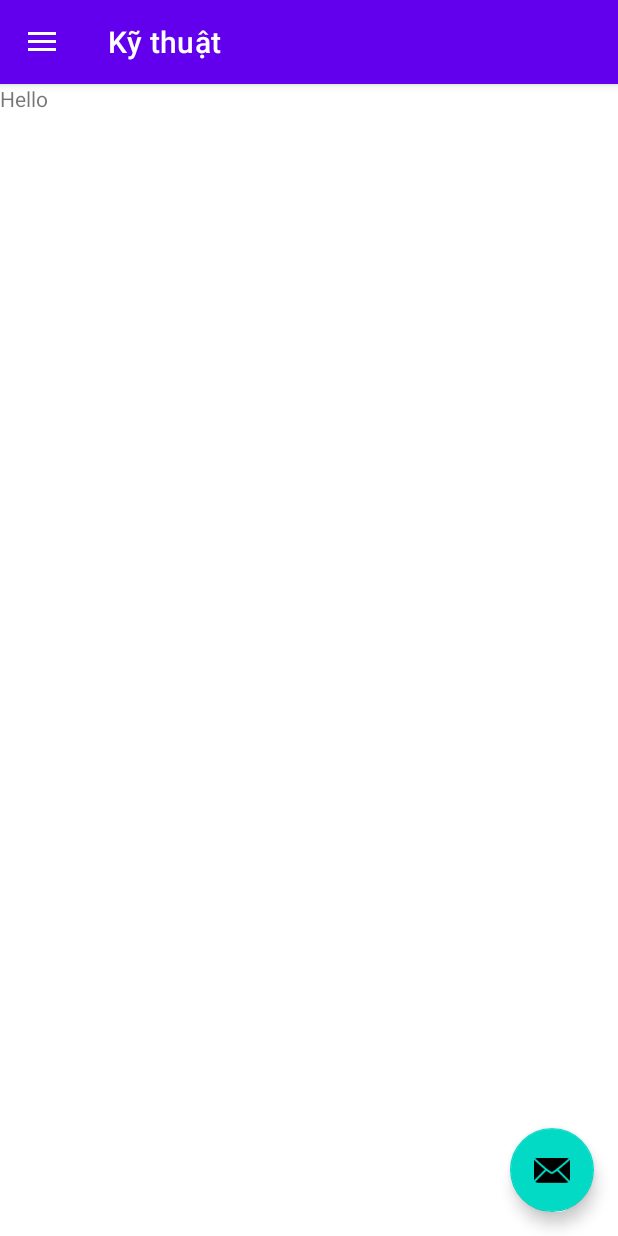
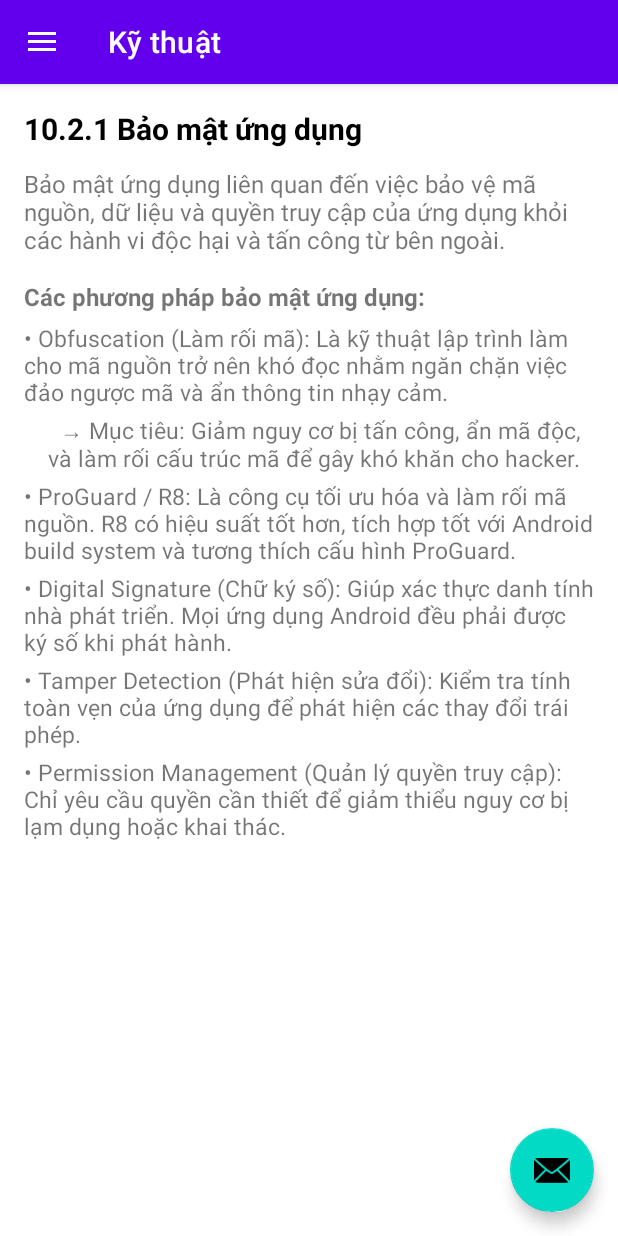
Before and after one commit to Minkvux/LTTBD_CHUONG_10, an Android app: the screen it shows after launch (MainActivity), in the side drawer, after a tap on "Bảo mật ứng dụng", on a phone screen of 412 x 824 dp. Run offline under Robolectric (Android 15) with nearby library versions, the phone set to English and light mode, and no system bars; our stand-ins replace navigation-ui.

Commit message:
Hữu Kiên

```diff
--- a/app/src/main/res/layout/fragment_ungdung.xml
+++ b/app/src/main/res/layout/fragment_ungdung.xml
@@ -1,13 +1,79 @@
-<?xml version="1.0" encoding="utf-8"?>
-<FrameLayout xmlns:android="http://schemas.android.com/apk/res/android"
-    xmlns:tools="http://schemas.android.com/tools"
+<ScrollView xmlns:android="http://schemas.android.com/apk/res/android"
     android:layout_width="match_parent"
     android:layout_height="match_parent"
-    tools:context=".ui.ungdung.UngdungFragment">
+    android:padding="16dp">
 
-    <TextView
+    <LinearLayout
+        android:orientation="vertical"
         android:layout_width="match_parent"
-        android:layout_height="match_parent"
-        android:text="Hello" />
+        android:layout_height="wrap_content">
 
-</FrameLayout>
+        <TextView
+            android:text="10.2.1 Bảo mật ứng dụng"
+            android:textStyle="bold"
+            android:textSize="20sp"
+            android:textColor="#000000"
+            android:layout_marginBottom="12dp"
+            android:layout_width="match_parent"
+            android:layout_height="wrap_content" />
+
+        <TextView
+            android:text="Bảo mật ứng dụng liên quan đến việc bảo vệ mã nguồn, dữ liệu và quyền truy cập của ứng dụng khỏi các hành vi độc hại và tấn công từ bên ngoài."
+            android:textSize="16sp"
+            android:layout_marginBottom="8dp"
+            android:layout_width="match_parent"
+            android:layout_height="wrap_content" />
+
+        <TextView
+            android:text="Các phương pháp bảo mật ứng dụng:"
+            android:textStyle="bold"
+            android:textSize="16sp"
+            android:layout_marginTop="8dp"
+            android:layout_marginBottom="6dp"
+            android:layout_width="match_parent"
+            android:layout_height="wrap_content" />
+
+        <TextView
+            android:text="• Obfuscation (Làm rối mã): Là kỹ thuật lập trình làm cho mã nguồn trở nên khó đọc nhằm ngăn chặn việc đảo ngược mã và ẩn thông tin nhạy cảm."
+            android:textSize="15sp"
+            android:layout_marginBottom="4dp"
+            android:layout_width="match_parent"
+            android:layout_height="wrap_content" />
+
+        <TextView
+            android:text="  → Mục tiêu: Giảm nguy cơ bị tấn công, ẩn mã độc, và làm rối cấu trúc mã để gây khó khăn cho hacker."
+            android:textSize="15sp"
+            android:layout_marginLeft="16dp"
+            android:layout_marginBottom="4dp"
+            android:layout_width="match_parent"
+            android:layout_height="wrap_content" />
+
+        <TextView
+            android:text="• ProGuard / R8: Là công cụ tối ưu hóa và làm rối mã nguồn. R8 có hiệu suất tốt hơn, tích hợp tốt với Android build system và tương thích cấu hình ProGuard."
+            android:textSize="15sp"
+            android:layout_marginBottom="4dp"
+            android:layout_width="match_parent"
+            android:layout_height="wrap_content" />
+
+        <TextView
+            android:text="• Digital Signature (Chữ ký số): Giúp xác thực danh tính nhà phát triển. Mọi ứng dụng Android đều phải được ký số khi phát hành."
+            android:textSize="15sp"
+            android:layout_marginBottom="4dp"
+            android:layout_width="match_parent"
+            android:layout_height="wrap_content" />
+
+        <TextView
+            android:text="• Tamper Detection (Phát hiện sửa đổi): Kiểm tra tính toàn vẹn của ứng dụng để phát hiện các thay đổi trái phép."
+            android:textSize="15sp"
+            android:layout_marginBottom="4dp"
+            android:layout_width="match_parent"
+            android:layout_height="wrap_content" />
+
+        <TextView
+            android:text="• Permission Management (Quản lý quyền truy cập): Chỉ yêu cầu quyền cần thiết để giảm thiểu nguy cơ bị lạm dụng hoặc khai thác."
+            android:textSize="15sp"
+            android:layout_marginBottom="8dp"
+            android:layout_width="match_parent"
+            android:layout_height="wrap_content" />
+    </LinearLayout>
+</ScrollView>
```
